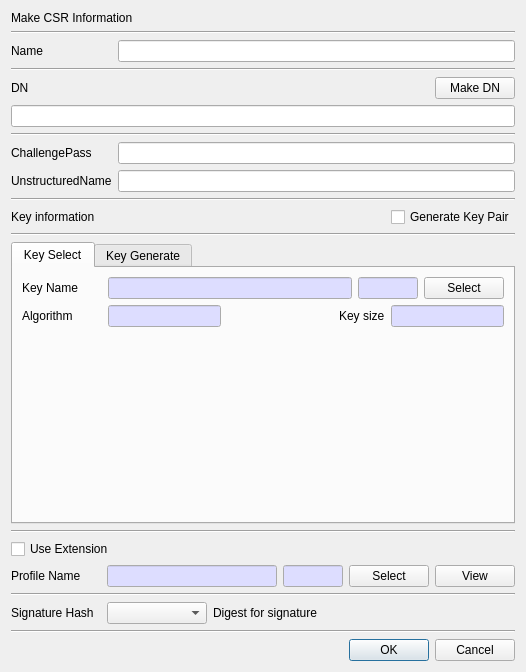
jykim74/CertMan, file CertMan/make_req_dlg.ui: the form before one commit.
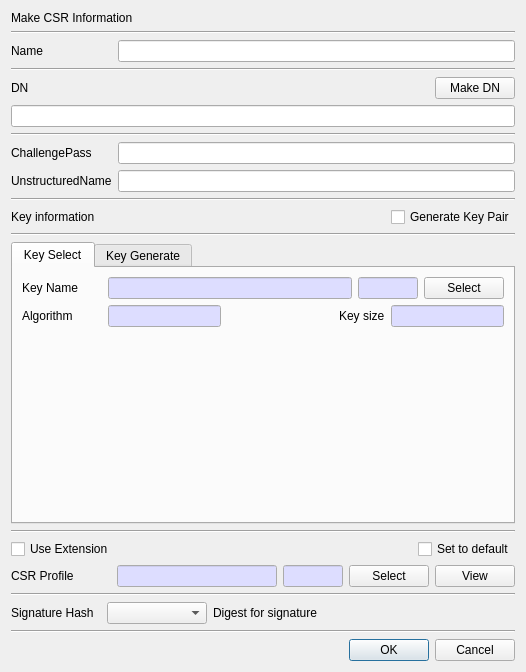
The form after the commit.

Commit message: CSR 만들기에서 Extension 사용 필드 초기 설정 지원

```diff
--- a/CertMan/make_req_dlg.ui
+++ b/CertMan/make_req_dlg.ui
@@ -661,11 +661,38 @@
     </widget>
    </item>
    <item>
-    <widget class="QCheckBox" name="mUseExtensionCheck">
-     <property name="text">
-      <string>Use Extension</string>
+    <layout class="QGridLayout" name="gridLayout_3">
+     <property name="topMargin">
+      <number>0</number>
      </property>
-    </widget>
+     <item row="0" column="2">
+      <widget class="QCheckBox" name="mExtensionSetDefaultCheck">
+       <property name="text">
+        <string>Set to default</string>
+       </property>
+      </widget>
+     </item>
+     <item row="0" column="0">
+      <widget class="QCheckBox" name="mUseExtensionCheck">
+       <property name="text">
+        <string>Use Extension</string>
+       </property>
+      </widget>
+     </item>
+     <item row="0" column="1">
+      <spacer name="horizontalSpacer_5">
+       <property name="orientation">
+        <enum>Qt::Horizontal</enum>
+       </property>
+       <property name="sizeHint" stdset="0">
+        <size>
+         <width>40</width>
+         <height>20</height>
+        </size>
+       </property>
+      </spacer>
+     </item>
+    </layout>
    </item>
    <item>
     <layout class="QGridLayout" name="gridLayout_9">
@@ -763,18 +790,18 @@
       <widget class="QLabel" name="mProfileNameLabel">
        <property name="minimumSize">
         <size>
-         <width>90</width>
+         <width>100</width>
          <height>0</height>
         </size>
        </property>
        <property name="maximumSize">
         <size>
-         <width>90</width>
+         <width>16777215</width>
          <height>16777215</height>
         </size>
        </property>
        <property name="text">
-        <string>Profile Name</string>
+        <string>CSR Profile</string>
        </property>
       </widget>
      </item>
```
Left out of the diff: 1 changed line with no effect on the pictures. The commit also changes 2 other files.
